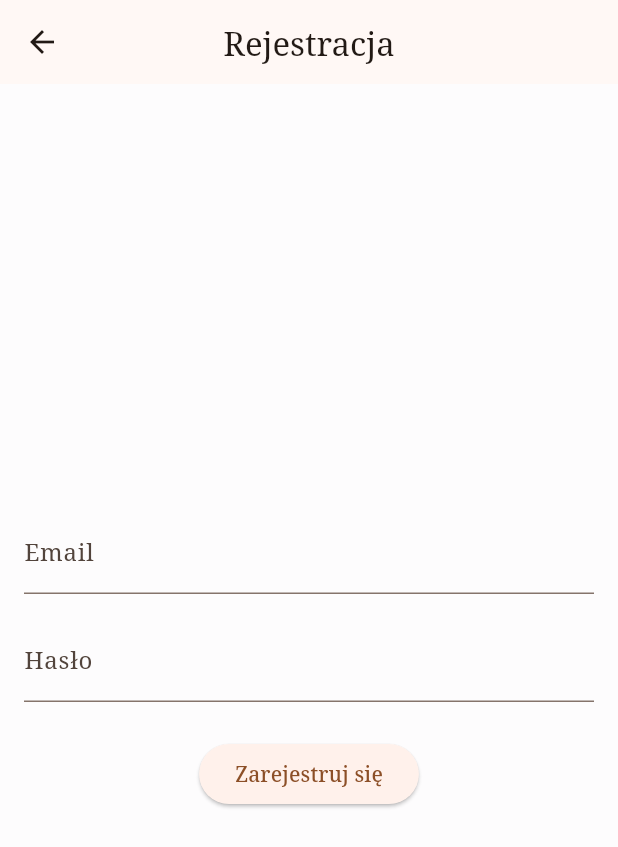
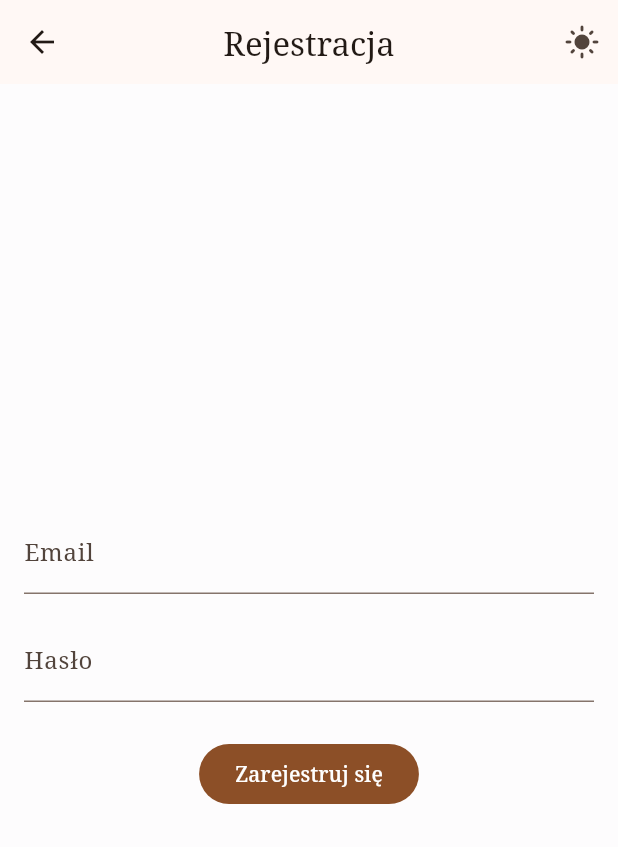
Before and after one commit to NikodemGrzela/RPGMaster, a Flutter app: the screen it shows after launch, after a tap on "Nie masz konta? Zarejestruj się", on a phone screen of 412 x 824 dp. Shown: the top 847 px of the screen. Run offline on Flutter 3.47's test engine with Material 3 defaults, Android fonts, the phone set to English and light mode, and no system bars; our stand-ins replace cloud_firestore, firebase_auth, firebase_core, flutter_riverpod, google_sign_in; accounts and stored records are empty; generated files the repository leaves out were written again; network calls fail.

Commit message:
Dodano theme_provider.dart, dodano ikonę wyboru theme na login_screen.dart, register_screen.dart, dodano przezroczystą ikonę google

```diff
--- a/rpgmaster/lib/app.dart
+++ b/rpgmaster/lib/app.dart
@@ -1,6 +1,7 @@
 import 'package:flutter/material.dart';
 import 'package:flutter_riverpod/flutter_riverpod.dart';
 import 'providers/auth_provider.dart';
+import 'providers/theme_provider.dart';
 import 'screens/home/home_screen.dart';
 import 'screens/login/login_screen.dart';
 import 'ui/theme/app_theme.dart';
@@ -11,13 +12,14 @@ class App extends ConsumerWidget {
   @override
   Widget build(BuildContext context, WidgetRef ref) {
     final authState = ref.watch(authStateProvider);
+    final themeMode = ref.watch(themeModeProvider);
 
     return MaterialApp(
-      title: 'Flutter Firebase Auth',
+      title: 'RPG Master',
       debugShowCheckedModeBanner: false,
       theme: AppTheme.lightTheme,
       darkTheme: AppTheme.darkTheme,
-      themeMode: ThemeMode.system,
+      themeMode: themeMode, // Używa theme provider
       home: authState.when(
         data: (user) => user != null ? const HomeScreen() : const LoginScreen(),
         loading: () => const Scaffold(
--- /dev/null
+++ b/rpgmaster/lib/providers/theme_provider.dart
@@ -0,0 +1,25 @@
+import 'package:flutter/material.dart';
+import 'package:flutter_riverpod/flutter_riverpod.dart';
+
+/// Provider do zarządzania trybem motywu (jasny/ciemny)
+class ThemeModeNotifier extends Notifier<ThemeMode> {
+  @override
+  ThemeMode build() {
+    // Początkowy stan - używa ustawień systemowych
+    return ThemeMode.system;
+  }
+
+  void toggleTheme() {
+    // Przełącz między light i dark
+    state = state == ThemeMode.light ? ThemeMode.dark : ThemeMode.light;
+  }
+
+  void setThemeMode(ThemeMode mode) {
+    state = mode;
+  }
+}
+
+// Provider
+final themeModeProvider = NotifierProvider<ThemeModeNotifier, ThemeMode>(
+  ThemeModeNotifier.new,
+);
--- a/rpgmaster/lib/screens/login/login_screen.dart
+++ b/rpgmaster/lib/screens/login/login_screen.dart
@@ -1,6 +1,7 @@
 import 'package:flutter/material.dart';
 import 'package:flutter_riverpod/flutter_riverpod.dart';
 import '../../providers/auth_provider.dart';
+import '../../providers/theme_provider.dart';
 import '../register/register_screen.dart';
 
 class LoginScreen extends ConsumerStatefulWidget {
@@ -18,9 +19,22 @@ class _LoginScreenState extends ConsumerState<LoginScreen> {
   @override
   Widget build(BuildContext context) {
     final authController = ref.watch(authControllerProvider);
+    final themeMode = ref.watch(themeModeProvider);
 
     return Scaffold(
-      appBar: AppBar(title: const Text('Logowanie')),
+      appBar: AppBar(
+        title: const Text('Logowanie'),
+        actions: [
+          IconButton(
+            icon: Icon(
+              themeMode == ThemeMode.light ? Icons.dark_mode : Icons.light_mode,
+            ),
+            onPressed: () {
+              ref.read(themeModeProvider.notifier).toggleTheme();
+            },
+          ),
+        ],
+      ),
       body: Padding(
         padding: const EdgeInsets.all(52.0),
         child: Column(
@@ -50,7 +64,7 @@ class _LoginScreenState extends ConsumerState<LoginScreen> {
             const SizedBox(height: 24),
             isLoading
                 ? const CircularProgressIndicator()
-                : ElevatedButton(
+                : FilledButton(
               onPressed: () async {
                 setState(() => isLoading = true);
                 try {
@@ -72,7 +86,7 @@ class _LoginScreenState extends ConsumerState<LoginScreen> {
             const SizedBox(height: 16),
             FilledButton.icon(
               icon: Image.asset(
-                'assets/google_logo.jpeg',
+                'assets/google.png',
                 height: 24,
               ),
               label: const Text('Zaloguj przez Google'),
@@ -91,7 +105,7 @@ class _LoginScreenState extends ConsumerState<LoginScreen> {
             ),
 
             const SizedBox(height: 12),
-            FilledButton(
+            ElevatedButton(
               onPressed: () {
                 Navigator.push(
                   context,
--- a/rpgmaster/lib/screens/register/register_screen.dart
+++ b/rpgmaster/lib/screens/register/register_screen.dart
@@ -1,5 +1,6 @@
 import 'package:flutter/material.dart';
 import 'package:flutter_riverpod/flutter_riverpod.dart';
+import '../../providers/theme_provider.dart';
 import '../../providers/auth_provider.dart';
 
 class RegisterScreen extends ConsumerStatefulWidget {
@@ -17,9 +18,22 @@ class _RegisterScreenState extends ConsumerState<RegisterScreen> {
   @override
   Widget build(BuildContext context) {
     final authController = ref.watch(authControllerProvider);
+    final themeMode = ref.watch(themeModeProvider);
 
     return Scaffold(
-      appBar: AppBar(title: const Text('Rejestracja')),
+      appBar: AppBar(
+        title: const Text('Rejestracja'),
+        actions: [
+          IconButton(
+            icon: Icon(
+              themeMode == ThemeMode.light ? Icons.dark_mode : Icons.light_mode,
+            ),
+            onPressed: () {
+              ref.read(themeModeProvider.notifier).toggleTheme();
+            },
+          ),
+        ],
+      ),
       body: Padding(
         padding: const EdgeInsets.all(16.0),
         child: Column(
@@ -38,7 +52,7 @@ class _RegisterScreenState extends ConsumerState<RegisterScreen> {
             const SizedBox(height: 24),
             isLoading
                 ? const CircularProgressIndicator()
-                : ElevatedButton(
+                : FilledButton(
               onPressed: () async {
                 setState(() => isLoading = true);
                 try {
--- a/rpgmaster/pubspec.yaml
+++ b/rpgmaster/pubspec.yaml
@@ -71,6 +71,7 @@ flutter:
   #   - images/a_dot_ham.jpeg
   assets:
     - assets/google_logo.jpeg
+    - assets/google.png
     - assets/fonts/unical_antiqua/UncialAntiqua-Regular.ttf
     - assets/fonts/noto_serif/
 
```
Also changed, not shown: rpgmaster/lib/screens/home/home_screen.dart (+11 -1 lines), rpgmaster/assets/google.png (added).
